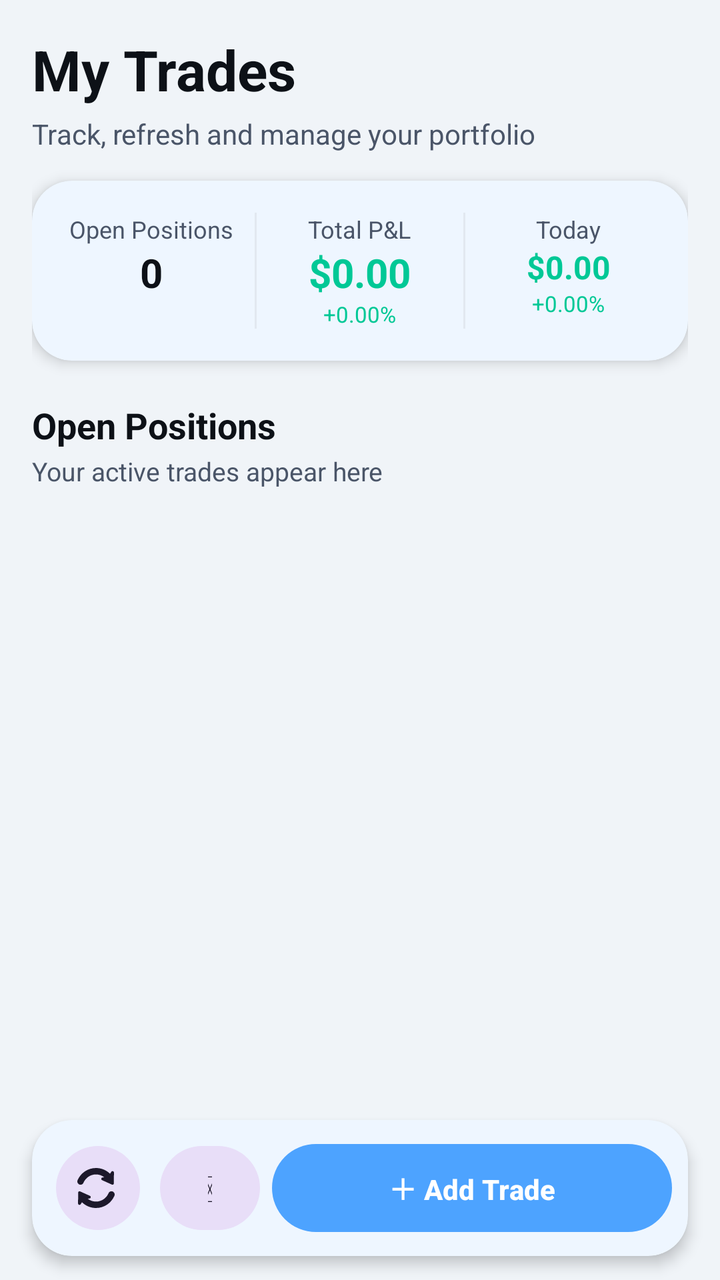
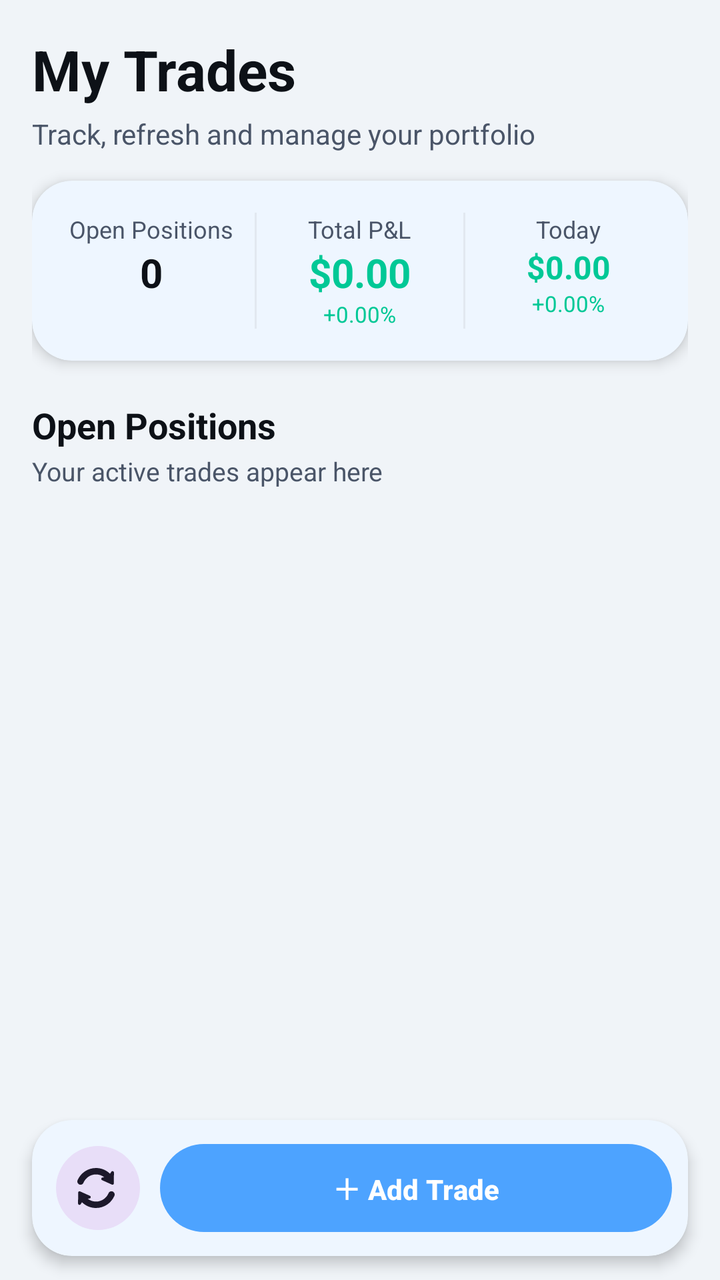

Two renders of the same Android screen: before a commit and after it. Below are the layout's source before the change and the commit's diff.
<!-- AndroidManifest.xml: application theme Theme.Chart -->
<!-- res/layout/fragment_portfolio.xml -->
<?xml version="1.0" encoding="utf-8"?>
<LinearLayout xmlns:android="http://schemas.android.com/apk/res/android"
    xmlns:app="http://schemas.android.com/apk/res-auto"
    android:layout_width="match_parent"
    android:layout_height="match_parent"
    android:orientation="vertical"
    android:background="?attr/colorBackground">

    
    <LinearLayout
        android:layout_width="match_parent"
        android:layout_height="wrap_content"
        android:orientation="vertical"
        android:padding="16dp">

        <TextView
            android:layout_width="wrap_content"
            android:layout_height="wrap_content"
            android:text="My Trades"
            android:textColor="?attr/colorOnBackground"
            android:textSize="28sp"
            android:textStyle="bold" />

        <TextView
            android:layout_width="wrap_content"
            android:layout_height="wrap_content"
            android:layout_marginTop="4dp"
            android:text="Track, refresh and manage your portfolio"
            android:textColor="?attr/colorOnSurfaceVariant"
            android:textSize="14sp" />

        
        <com.google.android.material.card.MaterialCardView
            android:layout_width="match_parent"
            android:layout_height="wrap_content"
            android:layout_marginTop="14dp"
            android:clipToOutline="true"
            app:cardCornerRadius="20dp"
            app:cardElevation="4dp"
            app:cardPreventCornerOverlap="true"
            app:strokeWidth="0dp">

            <LinearLayout
                android:layout_width="match_parent"
                android:layout_height="wrap_content"
                android:orientation="horizontal"
                android:background="@android:color/transparent"
                android:padding="16dp">

                
                <LinearLayout
                    android:layout_width="0dp"
                    android:layout_height="wrap_content"
                    android:layout_weight="1"
                    android:orientation="vertical"
                    android:background="@android:color/transparent"
                    android:gravity="center">

                    <TextView
                        android:layout_width="wrap_content"
                        android:layout_height="wrap_content"
                        android:text="Open Positions"
                        android:textSize="12sp"
                        android:textColor="?attr/colorOnSurfaceVariant" />

                    <TextView
                        android:id="@+id/tvOpenCount"
                        android:layout_width="wrap_content"
                        android:layout_height="wrap_content"
                        android:text="0"
                        android:textSize="20sp"
                        android:textStyle="bold"
                        android:textColor="?attr/colorOnSurface" />
                </LinearLayout>

                <View
                    android:layout_width="1dp"
                    android:layout_height="match_parent"
                    android:background="@color/colorDivider"
                    android:layout_marginHorizontal="8dp" />

                
                <LinearLayout
                    android:layout_width="0dp"
                    android:layout_height="wrap_content"
                    android:layout_weight="1"
                    android:orientation="vertical"
                    android:background="@android:color/transparent"
                    android:gravity="center">

                    <TextView
                        android:layout_width="wrap_content"
                        android:layout_height="wrap_content"
                        android:text="Total P&amp;L"
                        android:textSize="12sp"
                        android:textColor="?attr/colorOnSurfaceVariant" />

                    <TextView
                        android:id="@+id/tvTotalPnl"
                        android:layout_width="wrap_content"
                        android:layout_height="wrap_content"
                        android:text="$0.00"
                        android:textSize="20sp"
                        android:textStyle="bold"
                        android:textColor="@color/gain" />

                    
                    <TextView
                        android:id="@+id/tvTotalPct"
                        android:layout_width="wrap_content"
                        android:layout_height="wrap_content"
                        android:text="+0.00%"
                        android:textSize="11sp"
                        android:textColor="@color/gain" />

                </LinearLayout>

                <View
                    android:layout_width="1dp"
                    android:layout_height="match_parent"
                    android:background="@color/colorDivider"
                    android:layout_marginHorizontal="8dp" />

                
                <LinearLayout
                    android:layout_width="0dp"
                    android:layout_height="wrap_content"
                    android:layout_weight="1"
                    android:orientation="vertical"
                    android:background="@android:color/transparent"
                    android:gravity="center">

                    <TextView
                        android:layout_width="wrap_content"
                        android:layout_height="wrap_content"
                        android:text="Today"
                        android:textSize="12sp"
                        android:textColor="?attr/colorOnSurfaceVariant" />

                    <TextView
                        android:id="@+id/tvDailyPnl"
                        android:layout_width="wrap_content"
                        android:layout_height="wrap_content"
                        android:text="$0.00"
                        android:textSize="16sp"
                        android:textStyle="bold"
                        android:textColor="@color/gain" />

                    <TextView
                        android:id="@+id/tvDailyPct"
                        android:layout_width="wrap_content"
                        android:layout_height="wrap_content"
                        android:text="+0.00%"
                        android:textSize="11sp"
                        android:textColor="@color/gain" />

                </LinearLayout>

            </LinearLayout>
        </com.google.android.material.card.MaterialCardView>

        
        <TextView
            android:layout_width="wrap_content"
            android:layout_height="wrap_content"
            android:layout_marginTop="20dp"
            android:text="Open Positions"
            android:textColor="?attr/colorOnSurface"
            android:textSize="18sp"
            android:textStyle="bold" />

        <TextView
            android:layout_width="wrap_content"
            android:layout_height="wrap_content"
            android:layout_marginTop="2dp"
            android:text="Your active trades appear here"
            android:textColor="?attr/colorOnSurfaceVariant"
            android:textSize="13sp" />

    </LinearLayout>

    
    <androidx.recyclerview.widget.RecyclerView
        android:id="@+id/tradesRecyclerView"
        android:layout_width="match_parent"
        android:layout_height="0dp"
        android:layout_weight="1"
        android:clipToPadding="false"
        android:clipChildren="false"
        android:overScrollMode="never"
        android:paddingBottom="8dp"
        android:scrollbars="vertical" />

    
    <com.google.android.material.card.MaterialCardView
        android:layout_width="match_parent"
        android:layout_height="wrap_content"
        android:layout_marginHorizontal="16dp"
        android:layout_marginBottom="12dp"
        android:clipToOutline="true"
        app:cardCornerRadius="20dp"
        app:cardElevation="4dp"
        app:cardPreventCornerOverlap="true"
        app:strokeWidth="0dp">

        <LinearLayout
            android:layout_width="match_parent"
            android:layout_height="wrap_content"
            android:orientation="horizontal"
            android:gravity="center_vertical"
            android:background="@android:color/transparent"
            android:padding="8dp">

            <com.google.android.material.button.MaterialButton
                android:id="@+id/btnRefreshPortfolio"
                style="@style/Widget.Material3.Button.IconButton.Filled.Tonal"
                android:layout_width="50dp"
                android:layout_height="50dp"
                android:layout_marginEnd="6dp"
                android:contentDescription="Refresh portfolio"
                app:icon="@drawable/baseline_refresh_24" />

            
            <com.google.android.material.button.MaterialButton
                android:id="@+id/btnPortfolioChart"
                style="@style/Widget.Material3.Button.TonalButton"
                android:layout_width="50dp"
                android:layout_height="50dp"
                android:layout_marginEnd="6dp"
                android:text="&#128202;"
                android:textSize="18sp"
                android:textAllCaps="false"
                android:contentDescription="Portfolio chart" />

            <com.google.android.material.button.MaterialButton
                android:id="@+id/btnAddStockToPortfolio"
                style="@style/Widget.Material3.Button"
                android:layout_width="0dp"
                android:layout_height="52dp"
                android:layout_weight="1"
                android:text="&#65291; Add Trade"
                android:textAllCaps="false"
                android:textStyle="bold" />

        </LinearLayout>

    </com.google.android.material.card.MaterialCardView>

</LinearLayout>
<!-- resources referenced by this layout -->
<resources>
  <color name="colorDivider">#E2E8F0</color>
  <color name="gain">#00C896</color>
  <style name="Theme.Chart" parent="Base.Theme.MogoMarket" />
  <style name="Base.Theme.MogoMarket" parent="Theme.Material3.DayNight.NoActionBar">
          <item name="colorPrimary">@color/primary</item>
          <item name="colorPrimaryVariant">@color/primary_dark</item>
          <item name="colorOnPrimary">@color/white</item>
          <item name="colorSecondary">@color/bg_card</item>
          <item name="colorOnSecondary">@color/text_primary</item>
          <item name="colorSurface">@color/bg_secondary</item>
          <item name="colorOnSurface">@color/text_primary</item>
          <item name="android:colorBackground">@color/bg_primary</item>
          <item name="colorBackground">@color/bg_primary</item>
          <item name="colorOnBackground">@color/text_primary</item>
          <item name="colorOnSurfaceVariant">@color/text_secondary</item>
          <item name="colorError">@color/loss</item>
          <item name="colorOnError">@color/white</item>
          <item name="android:textColor">@color/text_primary</item>
          <item name="materialCardViewStyle">@style/CardStyle</item>
          <item name="android:statusBarColor">@color/bg_primary</item>
          
          <item name="android:windowLightStatusBar">true</item>
          
          <item name="bottomNavigationStyle">@style/BottomNavStyle</item>
      </style>
  <color name="primary">#4DA3FF</color>
  <color name="primary_dark">#1C6DD0</color>
  <color name="white">#FFFFFF</color>
  <color name="bg_card">#FFFFFF</color>
  <color name="text_primary">#0D1117</color>
  <color name="bg_secondary">#FFFFFF</color>
  <color name="bg_primary">#F0F4F8</color>
  <color name="text_secondary">#4A5568</color>
  <color name="loss">#FF4D4D</color>
  <style name="CardStyle" parent="Widget.Material3.CardView.Elevated">
          <item name="cardBackgroundColor">@color/bg_card</item>
          <item name="strokeColor">@color/colorDivider</item>
          <item name="strokeWidth">0dp</item>
          <item name="cardCornerRadius">16dp</item>
          <item name="cardElevation">2dp</item>
      </style>
  <style name="BottomNavStyle" parent="Widget.Material3.BottomNavigationView">
          <item name="android:background">?attr/colorSurface</item>
          <item name="elevation">8dp</item>
          <item name="labelVisibilityMode">labeled</item>
          <item name="itemActiveIndicatorStyle">@style/BottomNavIndicatorStyle</item>
      </style>
  <style name="BottomNavIndicatorStyle" parent="Widget.Material3.BottomNavigationView.ActiveIndicator">
          <item name="android:color">@android:color/transparent</item>
          <item name="android:width">0dp</item>
          <item name="android:height">0dp</item>
      </style>
  <!-- unchanged entries left out for length: 1 -->
</resources>

<!-- the commit's change to res/layout/fragment_portfolio.xml (unified diff, before → after) -->
@@ -220,17 +220,7 @@
                 android:contentDescription="Refresh portfolio"
                 app:icon="@drawable/baseline_refresh_24" />
 
-            
-            <com.google.android.material.button.MaterialButton
-                android:id="@+id/btnPortfolioChart"
-                style="@style/Widget.Material3.Button.TonalButton"
-                android:layout_width="50dp"
-                android:layout_height="50dp"
-                android:layout_marginEnd="6dp"
-                android:text="&#128202;"
-                android:textSize="18sp"
-                android:textAllCaps="false"
-                android:contentDescription="Portfolio chart" />
+
 
             <com.google.android.material.button.MaterialButton
                 android:id="@+id/btnAddStockToPortfolio"
